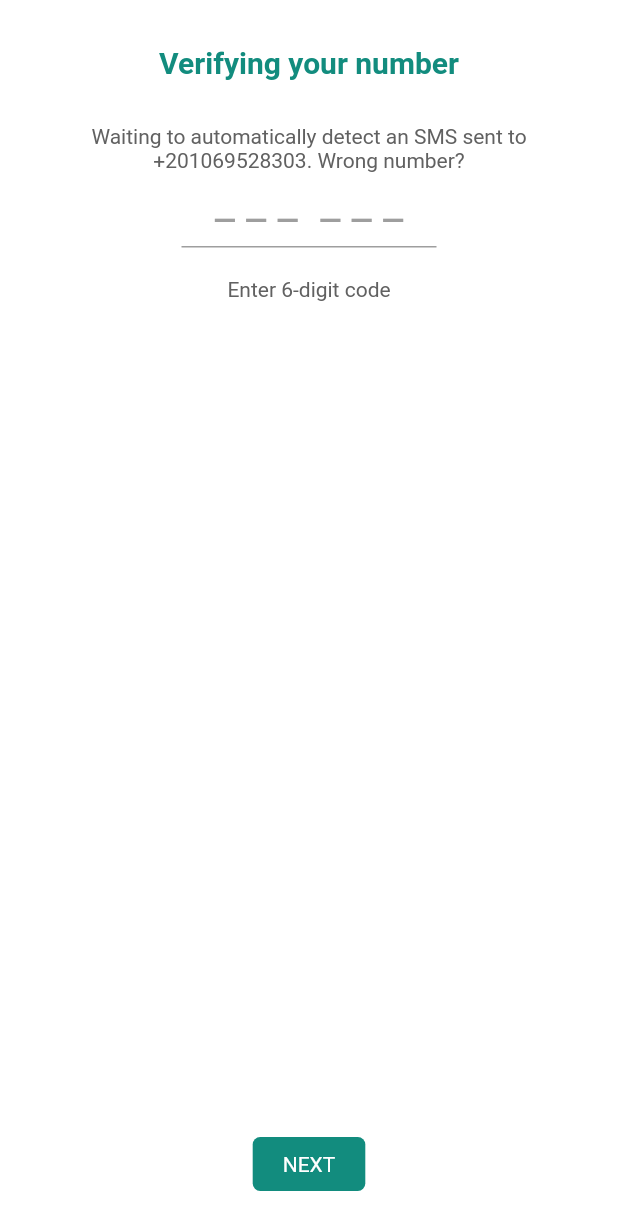
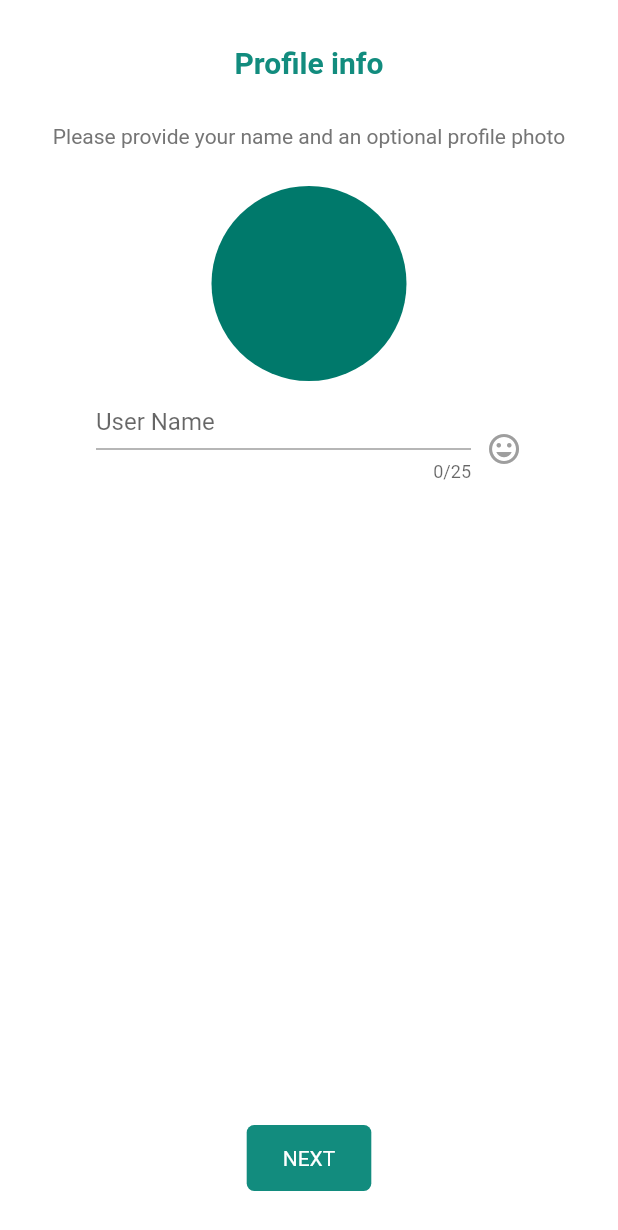
Before and after one commit to Elrefaiy/WhatsApp-Clone, a Flutter app: the VerifyingScreen screen opened directly, after a tap on "NEXT", on a phone screen of 412 x 824 dp. Shown: the top 1230 px of the screen. Run offline on Flutter 3.47's test engine with Material 2 defaults, Android fonts, the phone set to English and light mode, and no system bars; our stand-ins replace firebase_core, flutter_bloc; accounts and stored records are empty.

Commit message:
adding profile-info screen

```diff
--- a/lib/modules/login/login.dart
+++ b/lib/modules/login/login.dart
@@ -111,8 +111,8 @@ class LoginScreen extends StatelessWidget {
                   },
                   child: Container(
                     padding: const EdgeInsets.symmetric(
-                      horizontal: 20,
-                      vertical: 10,
+                      horizontal: 24,
+                      vertical: 14,
                     ),
                     decoration: BoxDecoration(
                       color: c2(),
--- /dev/null
+++ b/lib/modules/login/profile_info.dart
@@ -0,0 +1,202 @@
+import 'package:flutter/material.dart';
+import 'package:whatsapp_clone/shared/conistants/conistants.dart';
+
+class ProfileInfoScreen extends StatelessWidget {
+  const ProfileInfoScreen({super.key});
+
+  @override
+  Widget build(BuildContext context) {
+    var scaffoldKey = GlobalKey<ScaffoldState>();
+
+    return SafeArea(
+      child: Scaffold(
+        key: scaffoldKey,
+        body: Center(
+          child: Padding(
+            padding: const EdgeInsets.symmetric(
+              horizontal: 20,
+              vertical: 30,
+            ),
+            child: Column(
+              children: [
+                Text(
+                  'Profile info',
+                  style: Theme.of(context).textTheme.headline1,
+                ),
+                const SizedBox(
+                  height: 30,
+                ),
+                Text(
+                  'Please provide your name and an optional profile photo',
+                  style: Theme.of(context).textTheme.bodyText2,
+                  textAlign: TextAlign.center,
+                ),
+                const SizedBox(
+                  height: 25,
+                ),
+                GestureDetector(
+                  onTap: () {
+                    scaffoldKey.currentState!.showBottomSheet(
+                      (context) => Container(
+                        padding: const EdgeInsets.all(20),
+                        decoration: BoxDecoration(
+                          color: Colors.white,
+                          boxShadow: [
+                            BoxShadow(
+                              spreadRadius: 10,
+                              blurRadius: 20,
+                              color: Colors.black.withOpacity(.1),
+                            ),
+                          ],
+                          borderRadius: const BorderRadius.only(
+                            topLeft: Radius.circular(15),
+                            topRight: Radius.circular(15),
+                          ),
+                        ),
+                        child: Column(
+                          mainAxisSize: MainAxisSize.min,
+                          children: [
+                            Row(
+                              children: [
+                                Text(
+                                  'Profile photo',
+                                  style: Theme.of(context)
+                                      .textTheme
+                                      .headline1!
+                                      .copyWith(
+                                        color: Colors.grey[600],
+                                      ),
+                                ),
+                                const Spacer(),
+                                const Icon(
+                                  Icons.delete,
+                                  color: Colors.grey,
+                                ),
+                              ],
+                            ),
+                            const SizedBox(
+                              height: 30,
+                            ),
+                            Row(
+                              children: [
+                                Column(
+                                  children: [
+                                    Container(
+                                      decoration: BoxDecoration(
+                                          shape: BoxShape.circle,
+                                          border: Border.all(
+                                            color: Colors.grey.withOpacity(.3),
+                                            width: 1,
+                                          )),
+                                      child: IconButton(
+                                        onPressed: () {},
+                                        icon: const Icon(
+                                          Icons.camera_alt,
+                                          color: Colors.teal,
+                                        ),
+                                      ),
+                                    ),
+                                    const SizedBox(
+                                      height: 10,
+                                    ),
+                                    Text(
+                                      'Camera',
+                                      style:
+                                          Theme.of(context).textTheme.bodyText2,
+                                    )
+                                  ],
+                                ),
+                                const SizedBox(
+                                  width: 30,
+                                ),
+                                Column(
+                                  children: [
+                                    Container(
+                                      decoration: BoxDecoration(
+                                          shape: BoxShape.circle,
+                                          border: Border.all(
+                                            color: Colors.grey.withOpacity(.3),
+                                            width: 1,
+                                          )),
+                                      child: IconButton(
+                                        onPressed: () {},
+                                        icon: const Icon(
+                                          Icons.image_rounded,
+                                          color: Colors.teal,
+                                        ),
+                                      ),
+                                    ),
+                                    const SizedBox(
+                                      height: 10,
+                                    ),
+                                    Text(
+                                      'Gallery',
+                                      style:
+                                          Theme.of(context).textTheme.bodyText2,
+                                    )
+                                  ],
+                                ),
+                              ],
+                            ),
+                          ],
+                        ),
+                      ),
+                    );
+                  },
+                  child: const CircleAvatar(
+                    radius: 65,
+                  ),
+                ),
+                const SizedBox(
+                  height: 25,
+                ),
+                Row(
+                  mainAxisAlignment: MainAxisAlignment.center,
+                  children: [
+                    SizedBox(
+                      height: 40,
+                      width: 250,
+                      child: TextFormField(
+                        maxLength: 25,
+                        decoration: const InputDecoration(
+                          hintText: 'User Name',
+                        ),
+                      ),
+                    ),
+                    const SizedBox(
+                      width: 10,
+                    ),
+                    const Icon(
+                      Icons.tag_faces_sharp,
+                      color: Colors.grey,
+                    ),
+                  ],
+                ),
+                const Spacer(),
+                InkWell(
+                  onTap: () {},
+                  child: Container(
+                    padding: const EdgeInsets.symmetric(
+                      horizontal: 24,
+                      vertical: 14,
+                    ),
+                    decoration: BoxDecoration(
+                      color: c2(),
+                      borderRadius: BorderRadius.circular(5),
+                    ),
+                    child: const Text(
+                      'NEXT',
+                      style: TextStyle(
+                        color: Colors.white,
+                      ),
+                    ),
+                  ),
+                ),
+              ],
+            ),
+          ),
+        ),
+      ),
+    );
+  }
+}
--- a/lib/modules/login/verify.dart
+++ b/lib/modules/login/verify.dart
@@ -1,4 +1,5 @@
 import 'package:flutter/material.dart';
+import 'package:whatsapp_clone/modules/login/profile_info.dart';
 import 'package:whatsapp_clone/shared/conistants/conistants.dart';
 
 class VerifyingScreen extends StatelessWidget {
@@ -55,11 +56,18 @@ class VerifyingScreen extends StatelessWidget {
                 ),
                 const Spacer(),
                 InkWell(
-                  onTap: () {},
+                  onTap: () {
+                    Navigator.push(
+                      context,
+                      MaterialPageRoute(
+                        builder: (context) => const ProfileInfoScreen(),
+                      ),
+                    );
+                  },
                   child: Container(
                     padding: const EdgeInsets.symmetric(
-                      horizontal: 20,
-                      vertical: 10,
+                      horizontal: 24,
+                      vertical: 14,
                     ),
                     decoration: BoxDecoration(
                       color: c2(),
--- a/lib/shared/conistants/conistants.dart
+++ b/lib/shared/conistants/conistants.dart
@@ -19,7 +19,7 @@ ThemeData lightTheme() => ThemeData(
           fontWeight: FontWeight.bold,
         ),
         bodyText2: TextStyle(
-          color: Colors.grey[700],
+          color: Colors.grey[600],
           fontSize: 14,
         ),
       ),
```
